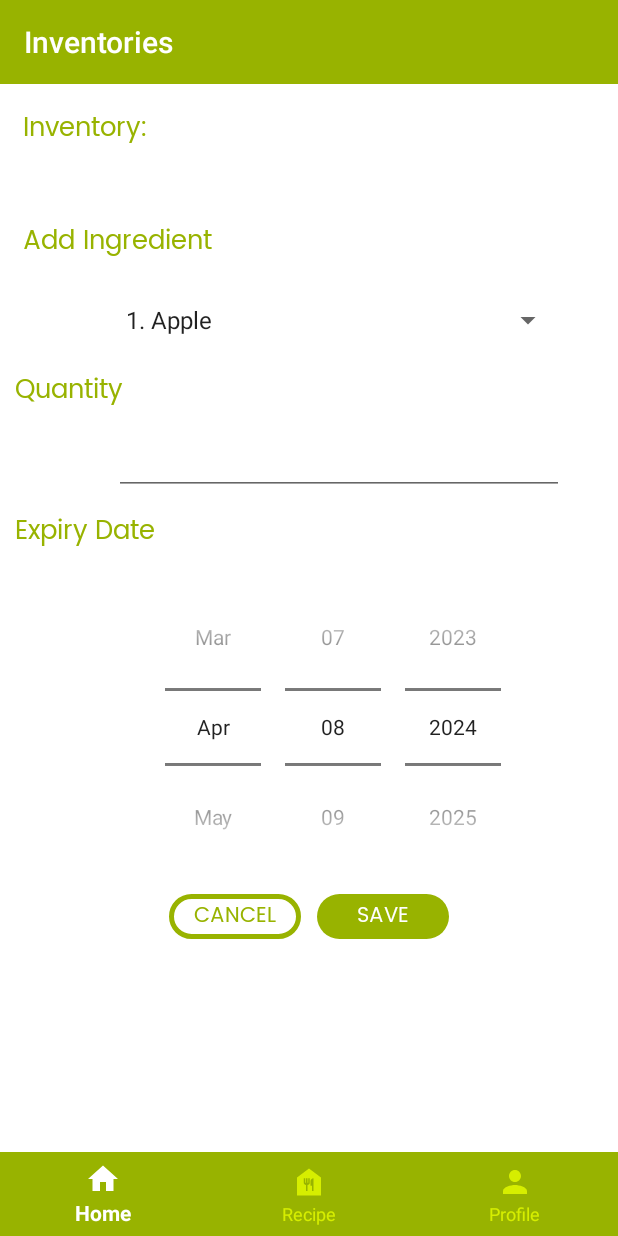
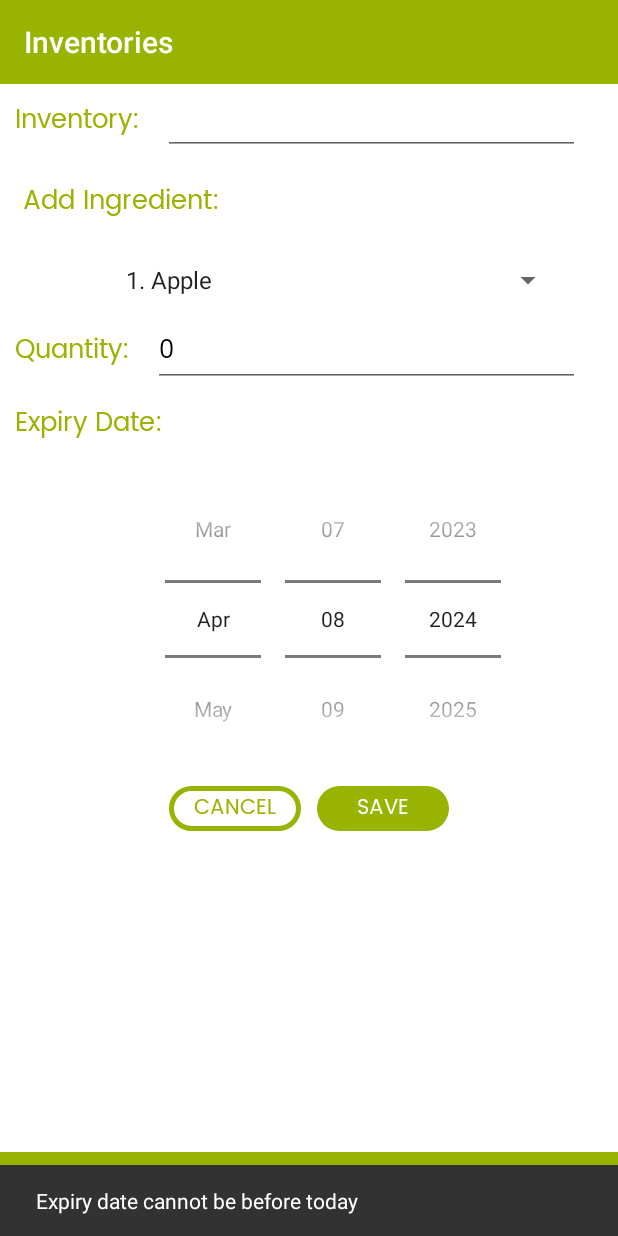
Before and after one commit to ankitha-anil/secondServing, an Android app built with Jetpack Compose: the fragment AddInvLineItemFragment placed in its activity, after a tap on "SAVE", on a phone screen of 412 x 824 dp. Run offline under Robolectric (Android 15) with nearby library versions, the phone set to English and light mode, and no system bars; our stand-ins replace Dagger/Hilt's generated code, Firebase (no records; nobody signed in at launch, a user with empty details on screens opened directly), Room's generated code, navigation-ui; 2 statements that could not run were skipped.

Commit message:
InventoryLineItem update feature completed

```diff
--- a/app/src/main/java/com/example/secondserving/data/InventoryDAO.kt
+++ b/app/src/main/java/com/example/secondserving/data/InventoryDAO.kt
@@ -13,6 +13,10 @@ interface InventoryDAO {
     @Query("SELECT * FROM inventory_table WHERE userID = :userID")
     fun getInventoriesForUser(userID: String): Flow<List<Inventory>>
 
+    @Query("SELECT * FROM inventory_table WHERE id = :inventoryID")
+    fun getInventoryById(inventoryID: String): Flow<Inventory>
+
+
     @Insert(onConflict = OnConflictStrategy.REPLACE)
     suspend fun insertInventory(inventory: Inventory)
 
--- a/app/src/main/java/com/example/secondserving/ui/view/AddInvLineItemFragment.kt
+++ b/app/src/main/java/com/example/secondserving/ui/view/AddInvLineItemFragment.kt
@@ -22,6 +22,9 @@ import com.example.secondserving.utils.exhaustive
 import com.example.secondserving.viewmodel.AddInvLineItemViewModel
 import com.google.android.material.snackbar.Snackbar
 import dagger.hilt.android.AndroidEntryPoint
+import java.time.Instant
+import java.time.LocalDateTime
+import java.time.ZoneId
 import java.util.Calendar
 
 @AndroidEntryPoint
@@ -42,6 +45,8 @@ class AddInvLineItemFragment : Fragment(R.layout.fragment_add_invlineitem) {
         val binding = FragmentAddInvlineitemBinding.bind(view)
         binding.apply {
             inventoryName.setText(viewModel.inventoryName.toString())
+            quantity.setText(viewModel.quantity.toString())
+
             inventoryName.addTextChangedListener {
                 viewModel.inventoryName = it.toString()
             }
@@ -55,6 +60,8 @@ class AddInvLineItemFragment : Fragment(R.layout.fragment_add_invlineitem) {
                 ingredientsList.clear()
                 ingredientsList.addAll(ingredients)
                 adapter.notifyDataSetChanged()
+                val selectedIngredientPosition = ingredients.indexOfFirst { it.first == viewModel.ingredientId }
+                ingredientSpinner.setSelection(selectedIngredientPosition)
             }
             ingredientSpinner.adapter = adapter
 
@@ -76,6 +83,21 @@ class AddInvLineItemFragment : Fragment(R.layout.fragment_add_invlineitem) {
             }
             quantity.addTextChangedListener {
                 viewModel.quantity = it.toString()
+            }
+
+            expiryDate.init(
+                // Extract year, month, and day from saved expiryDate
+                LocalDateTime.ofInstant(Instant.ofEpochMilli(viewModel.expiry.toString().toLong()), ZoneId.systemDefault())
+                    .year,
+                LocalDateTime.ofInstant(Instant.ofEpochMilli(viewModel.expiry.toString().toLong()), ZoneId.systemDefault())
+                    .monthValue - 1, // Month is zero-based
+                LocalDateTime.ofInstant(Instant.ofEpochMilli(viewModel.expiry.toString().toLong()), ZoneId.systemDefault())
+                    .dayOfMonth
+            ) { _, year, monthOfYear, dayOfMonth ->
+                // Update the viewModel expiryDate
+                val calendar = Calendar.getInstance()
+                calendar.set(year, monthOfYear, dayOfMonth)
+                viewModel.expiry = calendar.timeInMillis
             }
 
             expiryDate.setOnDateChangedListener { datePicker, year, monthOfYear, dayOfMonth ->
--- a/app/src/main/java/com/example/secondserving/viewmodel/AddInvLineItemViewModel.kt
+++ b/app/src/main/java/com/example/secondserving/viewmodel/AddInvLineItemViewModel.kt
@@ -30,13 +30,13 @@ import kotlinx.coroutines.flow.map
 import kotlinx.coroutines.flow.receiveAsFlow
 import kotlinx.coroutines.launch
 import java.lang.System.currentTimeMillis
+import java.util.Calendar
 import java.util.concurrent.TimeUnit
 import javax.inject.Inject
 
 @HiltViewModel
 class AddInvLineItemViewModel @Inject constructor(
     private val repository: AuthRepository,
-    private val inventoryDAO: InventoryDAO,
     private val inventoryLineItemDAO: InventoryLineItemDAO,
     private val ingredientDAO: IngredientDAO,
     private val state: SavedStateHandle
@@ -67,7 +67,11 @@ class AddInvLineItemViewModel @Inject constructor(
             field = value
             state["inventoryID"] = value
         }
-    var ingredientId = 0
+    var ingredientId = state.get<InventoryLineItem>("ingredientID") ?: invlineitem?.ingredientID ?: 0
+        set(value) { //setter function
+            field = value
+            state["ingredientID"] = value
+        }
 
     var expiry = state.get<InventoryLineItem>("expiryDate") ?: invlineitem?.expiryDate ?: currentTimeMillis()
         set(value) { //setter function
@@ -93,6 +97,22 @@ class AddInvLineItemViewModel @Inject constructor(
 
         if(!quantity.toString().isDigitsOnly()){
             showInvalidInputMessage("Quantity can only be numerical value")
+            return
+        }
+
+
+        val todayCalendar = Calendar.getInstance()
+        todayCalendar.set(Calendar.HOUR_OF_DAY, 0)
+        todayCalendar.set(Calendar.MINUTE, 0)
+        todayCalendar.set(Calendar.SECOND, 0)
+        todayCalendar.set(Calendar.MILLISECOND, 0)
+        val todayMillis = todayCalendar.timeInMillis
+
+        if (expiry.toString().toLong() < System.currentTimeMillis()) {
+            showInvalidInputMessage("Expiry date cannot be before today")
+            return
+        } else if (expiry.toString().toLong() == todayMillis) {
+            showInvalidInputMessage("Expiry date cannot be today")
             return
         }
 
--- a/app/src/main/res/drawable-xhdpi/circle.xml
+++ b/app/src/main/res/drawable-xhdpi/circle.xml
@@ -2,6 +2,4 @@
 <shape xmlns:android="http://schemas.android.com/apk/res/android"
     android:shape="oval">
 
-    <solid android:color="@color/white" />
-
 </shape>
--- /dev/null
+++ b/app/src/main/res/drawable/edit.xml
@@ -0,0 +1,5 @@
+<vector android:height="24dp" android:tint="#FFFFFF"
+    android:viewportHeight="24" android:viewportWidth="24"
+    android:width="24dp" xmlns:android="http://schemas.android.com/apk/res/android">
+    <path android:fillColor="@android:color/white" android:pathData="M3,17.25V21h3.75L17.81,9.94l-3.75,-3.75L3,17.25zM20.71,7.04c0.39,-0.39 0.39,-1.02 0,-1.41l-2.34,-2.34c-0.39,-0.39 -1.02,-0.39 -1.41,0l-1.83,1.83 3.75,3.75 1.83,-1.83z"/>
+</vector>
--- a/app/src/main/res/layout/fragment_add_invlineitem.xml
+++ b/app/src/main/res/layout/fragment_add_invlineitem.xml
@@ -16,19 +16,21 @@
             android:layout_width="wrap_content"
             android:layout_height="wrap_content"
             android:fontFamily="@font/poppins_regular"
-            android:padding="15dp"
             android:text="Inventory: "
+            android:padding="10dp"
             android:textColor="@color/green_700"
             android:textSize="17sp" />
 
-        <TextView
+        <EditText
             android:id="@+id/inventoryName"
-            android:layout_width="wrap_content"
-            android:layout_height="45dp"
-            android:layout_marginStart="20sp"
-            android:layout_marginBottom="30dp"
+            android:layout_width="match_parent"
+            android:layout_height="wrap_content"
+            android:editable="false"
             android:fontFamily="@font/poppins_regular"
+            android:maxLines="1"
+            android:layout_marginRight="25dp"
             android:textColor="@color/black"
+            android:textCursorDrawable="@drawable/cursor_color"
             android:textSize="16sp" />
     </LinearLayout>
 
@@ -39,7 +41,7 @@
         android:layout_height="wrap_content"
         android:fontFamily="@font/poppins_regular"
         android:padding="15dp"
-        android:text="Add Ingredient"
+        android:text="Add Ingredient: "
         android:textColor="@color/green_700"
         android:textSize="17sp"
         app:layout_constraintTop_toTopOf="parent" />
@@ -55,28 +57,33 @@
         android:textCursorDrawable="@drawable/cursor_color"
         android:textSize="16sp" />
 
-    <TextView
-        android:id="@+id/quantityTitle"
+    <LinearLayout
         android:layout_width="match_parent"
         android:layout_height="wrap_content"
-        android:fontFamily="@font/poppins_regular"
-        android:padding="10dp"
-        android:text="Quantity"
-        android:textColor="@color/green_700"
-        android:textSize="17sp"
-        app:layout_constraintTop_toBottomOf="@id/ingredientSpinner"
-        app:layout_constraintBottom_toTopOf="@id/quantity" />
+        android:orientation="horizontal">
+        <TextView
+            android:id="@+id/quantityTitle"
+            android:layout_width="wrap_content"
+            android:layout_height="wrap_content"
+            android:fontFamily="@font/poppins_regular"
+            android:padding="10dp"
+            android:text="Quantity: "
+            android:textColor="@color/green_700"
+            android:textSize="17sp"
+             />
 
-    <EditText
-        android:id="@+id/quantity"
-        android:layout_width="300dp"
-        android:layout_height="wrap_content"
-        android:layout_marginStart="20sp"
-        android:fontFamily="@font/poppins_regular"
-        android:maxLines="1"
-        android:textColor="@color/green_700"
-        android:textCursorDrawable="@drawable/cursor_color"
-        android:textSize="16sp"/>
+        <EditText
+            android:id="@+id/quantity"
+            android:layout_width="match_parent"
+            android:layout_height="wrap_content"
+            android:fontFamily="@font/poppins_regular"
+            android:maxLines="1"
+            android:layout_marginRight="25dp"
+            android:textColor="@color/black"
+            android:textCursorDrawable="@drawable/cursor_color"
+            android:textSize="16sp" />
+    </LinearLayout>
+
 
     <TextView
         android:id="@+id/expiryDateTitle"
@@ -84,7 +91,7 @@
         android:layout_height="wrap_content"
         android:fontFamily="@font/poppins_regular"
         android:padding="10dp"
-        android:text="Expiry Date"
+        android:text="Expiry Date: "
         android:textColor="@color/green_700"
         android:textSize="17sp"
         app:layout_constraintTop_toBottomOf="@id/quantity"
--- a/app/src/main/res/navigation/nav_graph.xml
+++ b/app/src/main/res/navigation/nav_graph.xml
@@ -28,7 +28,7 @@
     <fragment
         android:id="@+id/profileFragment"
         android:name="com.example.secondserving.ui.view.ProfileFragment"
-        android:label="Profile"
+        android:label="Profile Settings"
         tools:layout="@layout/fragment_profile" />
     <dialog
         android:id="@+id/deleteUserDialog"
@@ -87,6 +87,7 @@
         <argument
             android:name="inventory"
             app:argType="com.example.secondserving.data.Inventory"
+            android:defaultValue="@null"
             app:nullable="true" />
         <argument
             android:name="invlineitem"
```
Also changed, not shown: app/src/main/java/com/example/secondserving/ui/view/InventoryFragment.kt (+13 -8 lines), app/src/main/java/com/example/secondserving/viewmodel/InventoryViewModel.kt (+9 -6 lines), app/src/main/res/layout/fragment_inventory.xml (+25 -8 lines), app/src/main/res/layout/fragment_profile.xml (+3 -13 lines).
